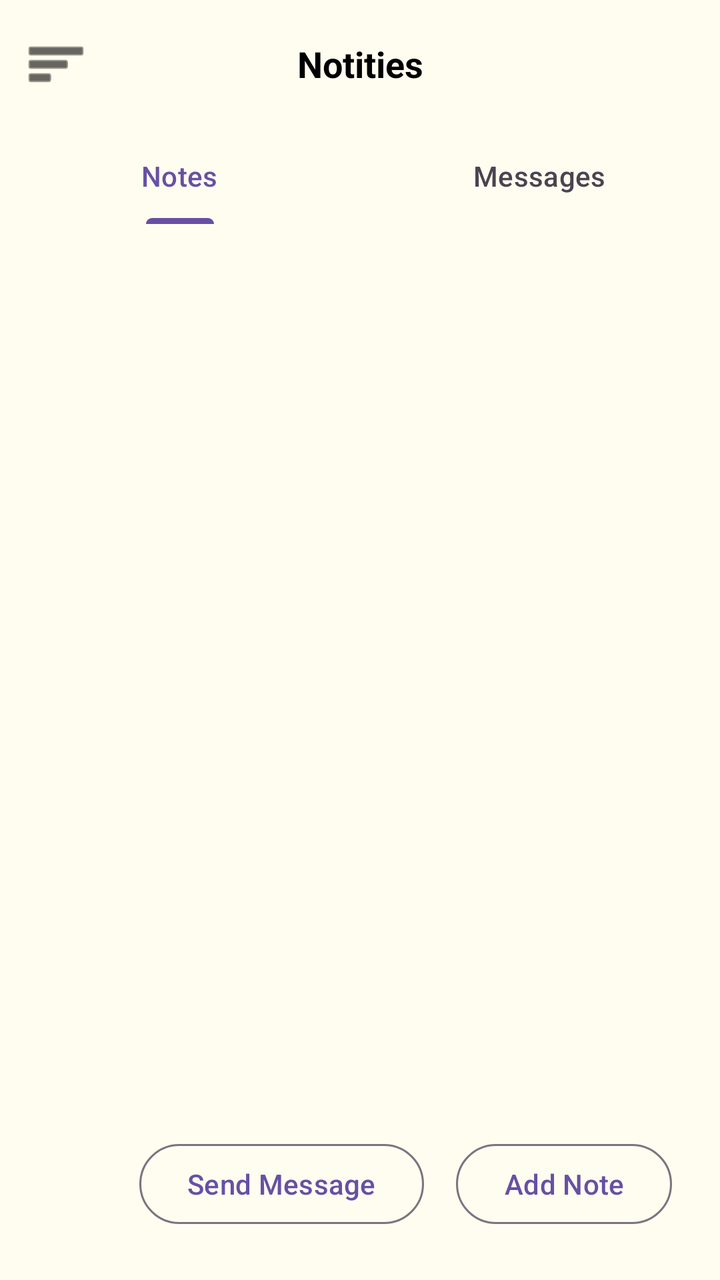
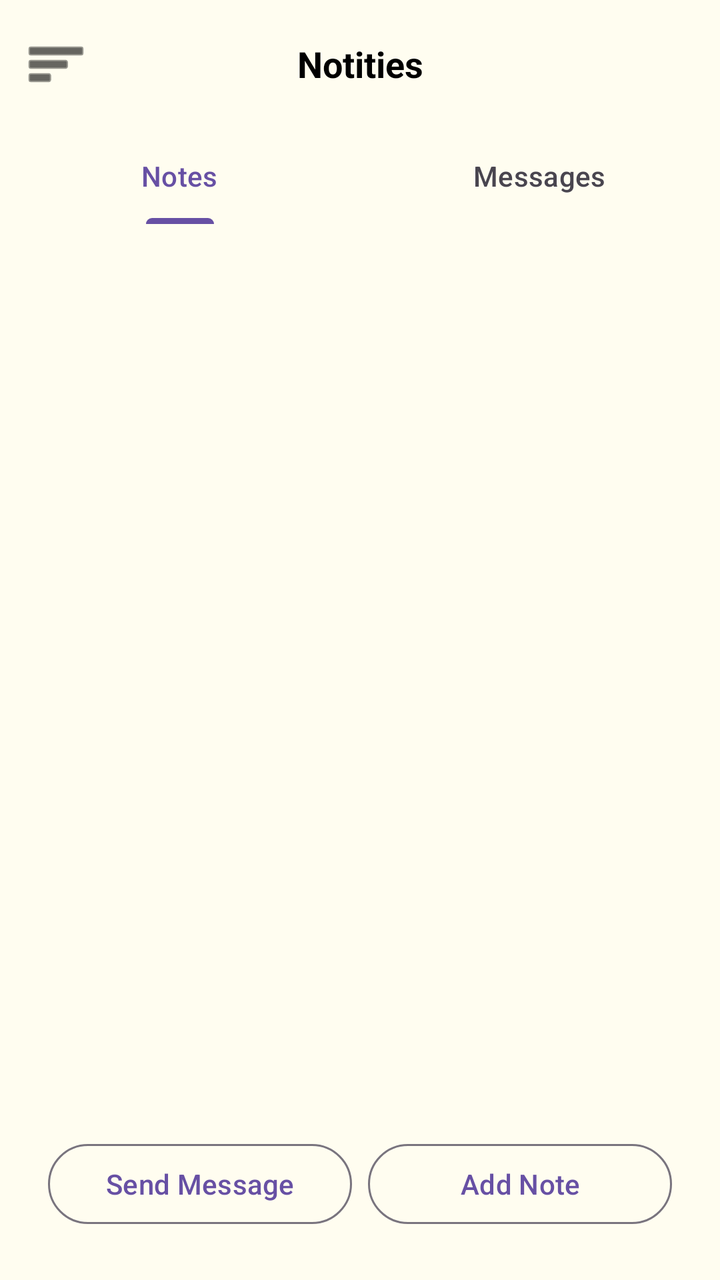

Compare the two renders of this Android layout. The source of the first and the diff that turns it into the second are given below.
<!-- AndroidManifest.xml: application theme Theme.PluralApp001 -->
<!-- res/layout/activity_member_notes.xml -->
<?xml version="1.0" encoding="utf-8"?>
<androidx.drawerlayout.widget.DrawerLayout xmlns:android="http://schemas.android.com/apk/res/android"
    xmlns:app="http://schemas.android.com/apk/res-auto"
    android:id="@+id/drawerLayout"
    android:layout_width="match_parent"
    android:layout_height="match_parent"
    android:soundEffectsEnabled="false"
    android:fitsSystemWindows="true">

    <androidx.constraintlayout.widget.ConstraintLayout
        android:layout_width="match_parent"
        android:layout_height="match_parent"
        android:background="#FFFDF0">

        <com.google.android.material.appbar.MaterialToolbar
            android:id="@+id/topAppBar"
            android:layout_width="match_parent"
            android:layout_height="?attr/actionBarSize"
            app:navigationIcon="@android:drawable/ic_menu_sort_by_size"
            app:navigationIconTint="@color/black"
            app:layout_constraintTop_toTopOf="parent">

            <TextView
                android:id="@+id/memberNameTitle"
                android:layout_width="wrap_content"
                android:layout_height="wrap_content"
                android:layout_gravity="center"
                android:text="Notities"
                android:textSize="18sp"
                android:textStyle="bold"
                android:textColor="@color/black" />

        </com.google.android.material.appbar.MaterialToolbar>

        <com.google.android.material.tabs.TabLayout
            android:id="@+id/tabLayout"
            android:layout_width="match_parent"
            android:layout_height="wrap_content"
            android:background="@android:color/transparent"
            app:layout_constraintTop_toBottomOf="@id/topAppBar">
            <com.google.android.material.tabs.TabItem
                android:layout_width="wrap_content"
                android:layout_height="wrap_content"
                android:text="@string/tab_notes" />
            <com.google.android.material.tabs.TabItem
                android:layout_width="wrap_content"
                android:layout_height="wrap_content"
                android:text="@string/tab_messages" />
        </com.google.android.material.tabs.TabLayout>

        <androidx.core.widget.NestedScrollView
            android:layout_width="0dp"
            android:layout_height="0dp"
            android:paddingBottom="100dp"
            android:clipToPadding="false"
            app:layout_constraintTop_toBottomOf="@id/tabLayout"
            app:layout_constraintBottom_toBottomOf="parent"
            app:layout_constraintStart_toStartOf="parent"
            app:layout_constraintEnd_toEndOf="parent">

            <LinearLayout
                android:id="@+id/notesContainer"
                android:orientation="vertical"
                android:layout_width="match_parent"
                android:layout_height="wrap_content"
                android:padding="16dp" />
        </androidx.core.widget.NestedScrollView>

        <Button
            android:id="@+id/btnSendMessage"
            style="@style/Widget.Material3.Button.OutlinedButton"
            android:layout_width="wrap_content"
            android:layout_height="wrap_content"
            android:text="@string/action_send_message"
            android:layout_marginEnd="16dp"
            android:layout_marginBottom="24dp"
            app:layout_constraintBottom_toBottomOf="parent"
            app:layout_constraintEnd_toStartOf="@id/btnAddNoteMemberStyled" />

        <Button
            android:id="@+id/btnAddNoteMemberStyled"
            style="@style/Widget.Material3.Button.OutlinedButton"
            android:layout_width="wrap_content"
            android:layout_height="wrap_content"
            android:layout_marginEnd="24dp"
            android:layout_marginBottom="24dp"
            android:text="@string/add_note_button"
            app:layout_constraintBottom_toBottomOf="parent"
            app:layout_constraintEnd_toEndOf="parent" />

    </androidx.constraintlayout.widget.ConstraintLayout>

    <com.google.android.material.navigation.NavigationView
        android:id="@+id/navigationView"
        android:layout_width="match_parent"
        android:layout_height="match_parent"
        android:layout_gravity="start"
        app:itemTextColor="@color/black"
        app:itemIconTint="@color/black"
        app:menu="@menu/main_menu" />

</androidx.drawerlayout.widget.DrawerLayout>
<!-- resources referenced by this layout -->
<resources>
  <color name="black">#FF000000</color>
  <string name="action_send_message">Send Message</string>
  <string name="add_note_button">Add Note</string>
  <string name="tab_messages">Messages</string>
  <string name="tab_notes">Notes</string>
  <style name="Theme.PluralApp001" parent="Base.Theme.PluralApp001" />
  <style name="Base.Theme.PluralApp001" parent="Theme.Material3.DayNight.NoActionBar">
          
          
      </style>
</resources>

<!-- the commit's change to res/layout/activity_member_notes.xml (unified diff, before → after) -->
@@ -66,27 +66,36 @@
                 android:padding="16dp" />
         </androidx.core.widget.NestedScrollView>
 
+        <androidx.constraintlayout.helper.widget.Flow
+            android:id="@+id/flowButtonsMemberNotes"
+            android:layout_width="0dp"
+            android:layout_height="wrap_content"
+            android:layout_marginStart="24dp"
+            android:layout_marginEnd="24dp"
+            android:layout_marginBottom="24dp"
+            app:flow_maxElementsWrap="2"
+            app:flow_wrapMode="aligned"
+            app:flow_horizontalGap="8dp"
+            app:flow_verticalGap="8dp"
+            app:flow_horizontalStyle="spread"
+            app:constraint_referenced_ids="btnSendMessage,btnAddNoteMemberStyled"
+            app:layout_constraintBottom_toBottomOf="parent"
+            app:layout_constraintStart_toStartOf="parent"
+            app:layout_constraintEnd_toEndOf="parent" />
+
         <Button
             android:id="@+id/btnSendMessage"
             style="@style/Widget.Material3.Button.OutlinedButton"
-            android:layout_width="wrap_content"
+            android:layout_width="0dp"
             android:layout_height="wrap_content"
-            android:text="@string/action_send_message"
-            android:layout_marginEnd="16dp"
-            android:layout_marginBottom="24dp"
-            app:layout_constraintBottom_toBottomOf="parent"
-            app:layout_constraintEnd_toStartOf="@id/btnAddNoteMemberStyled" />
+            android:text="@string/action_send_message" />
 
         <Button
             android:id="@+id/btnAddNoteMemberStyled"
             style="@style/Widget.Material3.Button.OutlinedButton"
-            android:layout_width="wrap_content"
+            android:layout_width="0dp"
             android:layout_height="wrap_content"
-            android:layout_marginEnd="24dp"
-            android:layout_marginBottom="24dp"
-            android:text="@string/add_note_button"
-            app:layout_constraintBottom_toBottomOf="parent"
-            app:layout_constraintEnd_toEndOf="parent" />
+            android:text="@string/add_note_button" />
 
     </androidx.constraintlayout.widget.ConstraintLayout>
 
